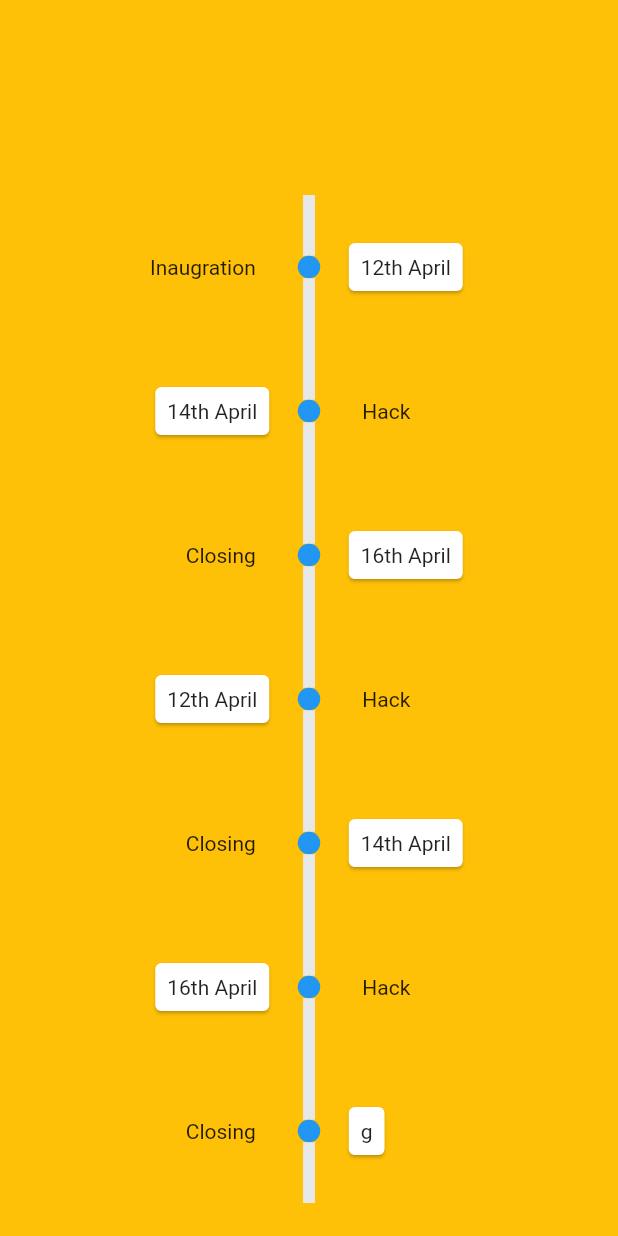
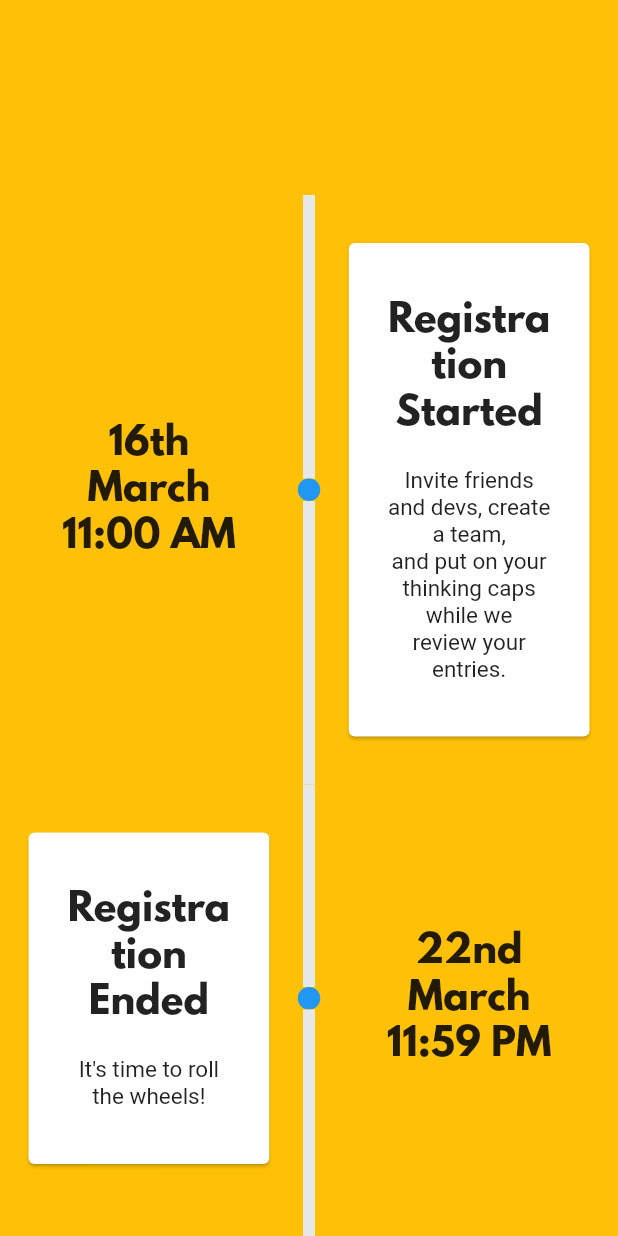
Before and after one commit to IEEEDTUCS/vihaan-21, a Flutter app: the TimelineSection screen opened directly, on a phone screen of 412 x 824 dp. Run offline on Flutter 3.47's test engine with Material 2 defaults, Android fonts, the phone set to English and light mode, and no system bars; drawn by our look-alikes of timelines; our stand-ins replace animated_text_kit, expansion_tile_card, scroll_to_index, simple_animations; missing offline and left inert: dart:html, hovering; network calls fail; key blocks and very long unbroken strings in the code were emptied for the run.

Commit message:
Timeline section enhanced

```diff
--- a/lib/homepage/desktop_homepage.dart
+++ b/lib/homepage/desktop_homepage.dart
@@ -126,7 +126,7 @@ class _DesktopHomePageState extends State<DesktopHomePage> {
                   _wrapScrollTag(
                     index: 4,
                     child: Container(
-                      height: MediaQuery.of(context).size.height * 1.5,
+                      height: MediaQuery.of(context).size.height * 2.1,
                       width: MediaQuery.of(context).size.width,
                       child: Stack(
                         children: [
--- a/lib/screensDesktop/TimelineSection.dart
+++ b/lib/screensDesktop/TimelineSection.dart
@@ -2,22 +2,25 @@ import 'package:flutter/material.dart';
 import 'package:timelines/timelines.dart';
 
 var dates = [
-  "12th April",
-  "14th April",
-  "16th April",
-  "12th April",
-  "14th April",
-  "16th April",
-  "g"
+  "16th March 11:00 AM",
+  "22nd March 11:59 PM",
+  "21st April\n11:00 AM Onwards",
+  "25th April 11:00 PM",
+  "26th April 11:00 AM",
 ];
 var events = [
-  "Inaugration",
-  "Hack",
-  "Closing",
-  "Hack",
-  "Closing",
-  "Hack",
-  "Closing"
+  "Invite friends and devs, create a team,\nand put on your thinking caps while we\nreview your entries.",
+  "It's time to roll the wheels!",
+  "We start sending you the confirmation\nemails. Sit tight and set your eyes on the\ninbox as you need to confirm your RSVPs\nwithin 4 days in order to join in.",
+  "Last Chance to confirm your RSVP\n& your presence in Central India's\nLargest Community Hackathon.",
+  "Vihaan's Stage will lay set, so\ngather your toolkit and expertise to\nmaze the audience.",
+];
+var eventHeadings = [
+  "Registration Started",
+  "Registration Ended",
+  "Team Confirmation Rollout\n& RSVP Start",
+  "RSVP End Date",
+  "Check In! Let's Hack",
 ];
 var nodePoints = [
   CircleAvatar(
@@ -83,7 +86,15 @@ class _TimelineSectionState extends State<TimelineSection> {
               oppositeContentsBuilder: (context, index) {
                 return Padding(
                   padding: EdgeInsets.all(28.0),
-                  child: Text(events[index]),
+                  child: Text(
+                    dates[index],
+                    textAlign: TextAlign.center,
+                    style: TextStyle(
+                      fontWeight: FontWeight.bold,
+                      fontSize: 25,
+                      fontFamily: 'LeagueSpartan',
+                    ),
+                  ),
                 );
               },
               contentsBuilder: (context, index) {
@@ -91,18 +102,45 @@ class _TimelineSectionState extends State<TimelineSection> {
                   padding: EdgeInsets.only(
                       top: 28.0, bottom: 28.0, left: 15.0, right: 15.0),
                   child: Card(
+                    color: Colors.white,
                     child: Padding(
                       padding: const EdgeInsets.all(8.0),
-                      child: Text(dates[index]),
+                      child: Column(
+                        children: [
+                          Padding(
+                            padding: EdgeInsets.only(
+                                top: 28.0,
+                                bottom: 20.0,
+                                left: 15.0,
+                                right: 15.0),
+                            child: Text(
+                              eventHeadings[index],
+                              textAlign: TextAlign.center,
+                              style: TextStyle(
+                                fontWeight: FontWeight.bold,
+                                fontSize: 25,
+                                fontFamily: 'LeagueSpartan',
+                              ),
+                            ),
+                          ),
+                          Padding(
+                            padding: EdgeInsets.only(
+                                bottom: 28.0, left: 15.0, right: 15.0),
+                            child: Text(
+                              events[index],
+                              style: TextStyle(fontSize: 15),
+                              textAlign: TextAlign.center,
+                            ),
+                          ),
+                        ],
+                      ),
                     ),
                   ),
                 );
               },
-              connectorStyleBuilder: (context, index) {
-                return ConnectorStyle.solidLine;
-              },
+              connectorStyleBuilder: (context, index) => ConnectorStyle.solidLine,
               indicatorStyleBuilder: (context, index) => IndicatorStyle.dot,
-              itemCount: 7,
+              itemCount: 5,
             ),
           ),
         ),
--- a/pubspec.yaml
+++ b/pubspec.yaml
@@ -46,3 +46,7 @@ flutter:
         - asset: fonts/NunitoSans-Regular.ttf
         - asset: fonts/NunitoSans-Bold.ttf
           weight: 700
+    - family: LeagueSpartan
+      fonts:
+        - asset: fonts/LeagueSpartan-Bold.otf
+          weight: 500
```
Also changed, not shown: fonts/LeagueSpartan-Bold.otf (added), pubspec.lock.
